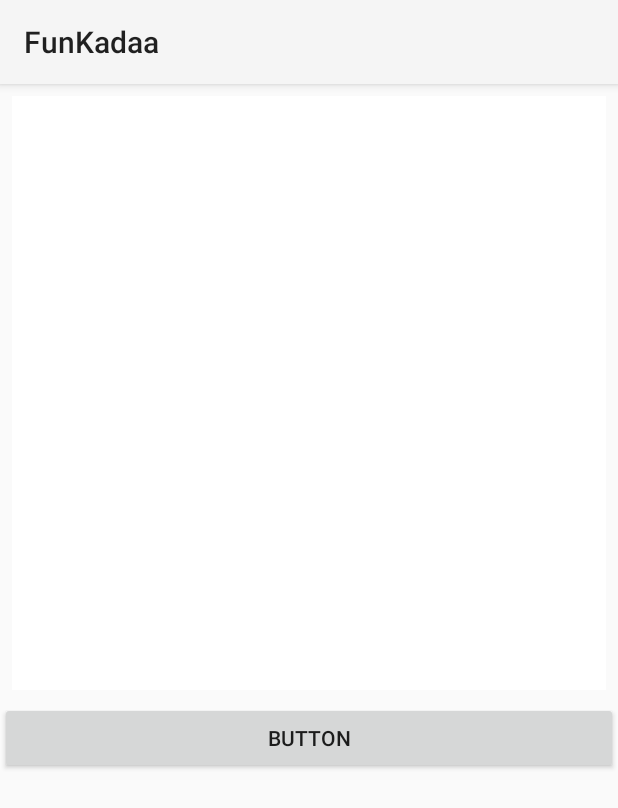
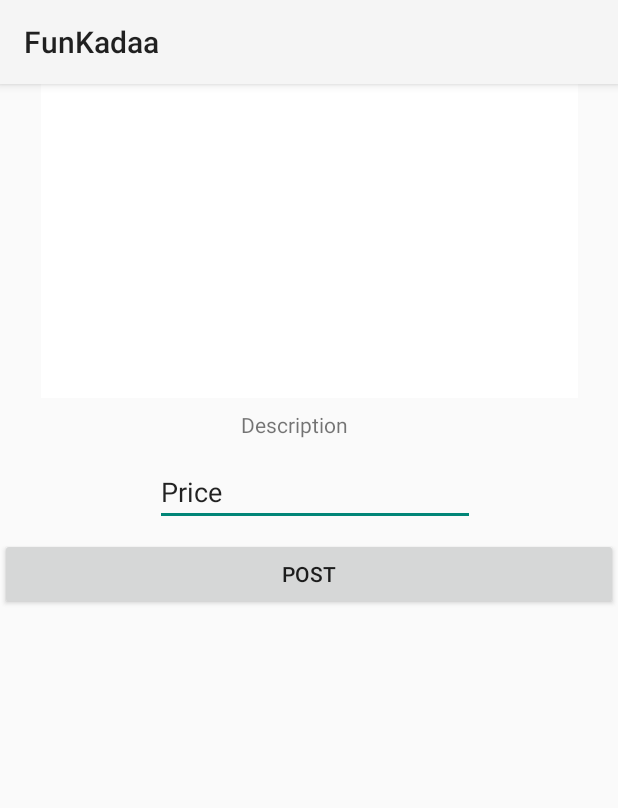
Before and after one commit to nabeelmehmood/Funkadaa_App, an Android app: the UploadActivity screen opened directly, with no data from a screen before it, on a phone screen of 412 x 824 dp. Shown: the top 808 px of the screen. Run offline under Robolectric (Android 15) with nearby library versions, the light colour scheme and no system bars; our stand-ins replace Firebase (no records; nobody signed in at launch, a user with empty details on screens opened directly); Roboto replaces fonts that are not available here; 2 statements that could not run were skipped.

Commit message:
small tweaks

```diff
--- a/app/src/main/java/com/example/funkadaa/classes/HomeViewHolder.java
+++ b/app/src/main/java/com/example/funkadaa/classes/HomeViewHolder.java
@@ -16,7 +16,6 @@ import java.util.Date;
 
 public class HomeViewHolder  extends RecyclerView.ViewHolder{
     ImageButton Like;
-    ImageButton Comment;
     ImageButton Save;
     ImageButton AddToCart;
     ImageView Image;
@@ -28,7 +27,6 @@ public class HomeViewHolder  extends RecyclerView.ViewHolder{
     public HomeViewHolder(View view) {
         super(view);
     Like=(ImageButton) view.findViewById(R.id.imageButton1);
-    Comment=(ImageButton)view.findViewById(R.id.imageButton2);
     Save=(ImageButton)view.findViewById(R.id.imageButton3);
     AddToCart=(ImageButton)view.findViewById(R.id.imageButton4);
     Image=(ImageView)view.findViewById(R.id.imageView);
--- a/app/src/main/java/com/example/funkadaa/funkadaa/ProfileFragment.java
+++ b/app/src/main/java/com/example/funkadaa/funkadaa/ProfileFragment.java
@@ -12,6 +12,7 @@ import android.view.LayoutInflater;
 import android.view.View;
 import android.view.ViewGroup;
 import android.widget.Button;
+import android.widget.ImageView;
 
 import com.google.firebase.auth.FirebaseAuth;
 
@@ -52,7 +53,6 @@ public class ProfileFragment extends Fragment {
         fragment.setArguments(args);
         return fragment;
     }
-
     @Override
     public void onCreate(Bundle savedInstanceState) {
         super.onCreate(savedInstanceState);
@@ -75,7 +75,7 @@ public class ProfileFragment extends Fragment {
     @Override
     public void onViewCreated(View view, @Nullable Bundle savedInstanceState) {
         super.onViewCreated(view, savedInstanceState);
-        Button btn = (Button)getView().findViewById(R.id.select);
+        ImageView btn = (ImageView)getView().findViewById(R.id.imageView5);
         btn.setOnClickListener(new View.OnClickListener(){
             @Override
             public void onClick(View v) {
--- a/app/src/main/java/com/example/funkadaa/funkadaa/UploadActivity.java
+++ b/app/src/main/java/com/example/funkadaa/funkadaa/UploadActivity.java
@@ -83,7 +83,7 @@ public class UploadActivity extends AppCompatActivity {
                         Uri downloadUrl = taskSnapshot.getDownloadUrl();
                         Post p = new Post();
                         p.setImageID(getid()+".jpg");
-                        p.setDescription("heres a picture");
+                        p.setDescription("RS-1000");
                         p.setLikes(0);
                         p.setUploaderID(userid);
                         Date d = new Date();
--- a/app/src/main/res/layout/activity_upload.xml
+++ b/app/src/main/res/layout/activity_upload.xml
@@ -6,38 +6,51 @@
     android:layout_height="match_parent"
     tools:context="com.example.funkadaa.funkadaa.UploadActivity">
 
-    <ScrollView
-        android:layout_width="match_parent"
-        android:layout_height="match_parent">
+    <EditText
+        android:id="@+id/editText"
+        android:layout_width="wrap_content"
+        android:layout_height="wrap_content"
+        android:layout_marginEnd="8dp"
+        android:layout_marginStart="16dp"
+        android:layout_marginTop="8dp"
+        android:ems="10"
+        android:inputType="textPersonName"
+        android:text="Price"
+        app:layout_constraintEnd_toEndOf="parent"
+        app:layout_constraintStart_toStartOf="parent"
+        app:layout_constraintTop_toBottomOf="@+id/textView4" />
 
-        <LinearLayout
-            android:layout_width="match_parent"
-            android:layout_height="wrap_content"
-            android:orientation="vertical" >
+    <TextView
+        android:id="@+id/textView4"
+        android:layout_width="wrap_content"
+        android:layout_height="24dp"
+        android:layout_marginEnd="8dp"
+        android:layout_marginStart="8dp"
+        android:layout_marginTop="8dp"
+        android:text="Description"
+        app:layout_constraintEnd_toEndOf="parent"
+        app:layout_constraintHorizontal_bias="0.47"
+        app:layout_constraintStart_toStartOf="parent"
+        app:layout_constraintTop_toBottomOf="@+id/uploadmage" />
 
     <ImageView
         android:id="@+id/uploadmage"
-                android:layout_width="match_parent"
-                android:layout_height="wrap_content"
-                android:layout_marginBottom="8dp"
+        android:layout_width="358dp"
+        android:layout_height="209dp"
         android:layout_marginEnd="8dp"
         android:layout_marginStart="8dp"
-                android:layout_marginTop="8dp"
         android:adjustViewBounds="true"
-                app:layout_constraintBottom_toBottomOf="parent"
         app:layout_constraintEnd_toEndOf="parent"
-                app:layout_constraintHorizontal_bias="0.0"
         app:layout_constraintStart_toStartOf="parent"
         app:layout_constraintTop_toTopOf="parent"
-                app:layout_constraintVertical_bias="0.0"
         app:srcCompat="@color/common_google_signin_btn_text_dark_pressed" />
 
     <Button
         android:id="@+id/upload"
         android:layout_width="match_parent"
         android:layout_height="wrap_content"
-                android:text="Button" />
-        </LinearLayout>
-    </ScrollView>
+        android:layout_marginTop="8dp"
+        android:text="Post"
+        app:layout_constraintTop_toBottomOf="@+id/editText" />
 
 </android.support.constraint.ConstraintLayout>
```
Also changed, not shown: app/src/main/res/layout/fragment_profile.xml (+0 -13 lines), app/src/main/res/layout/fragment_search_item.xml (+12 -24 lines). Lines whose indentation alone changed are shown as unchanged.
